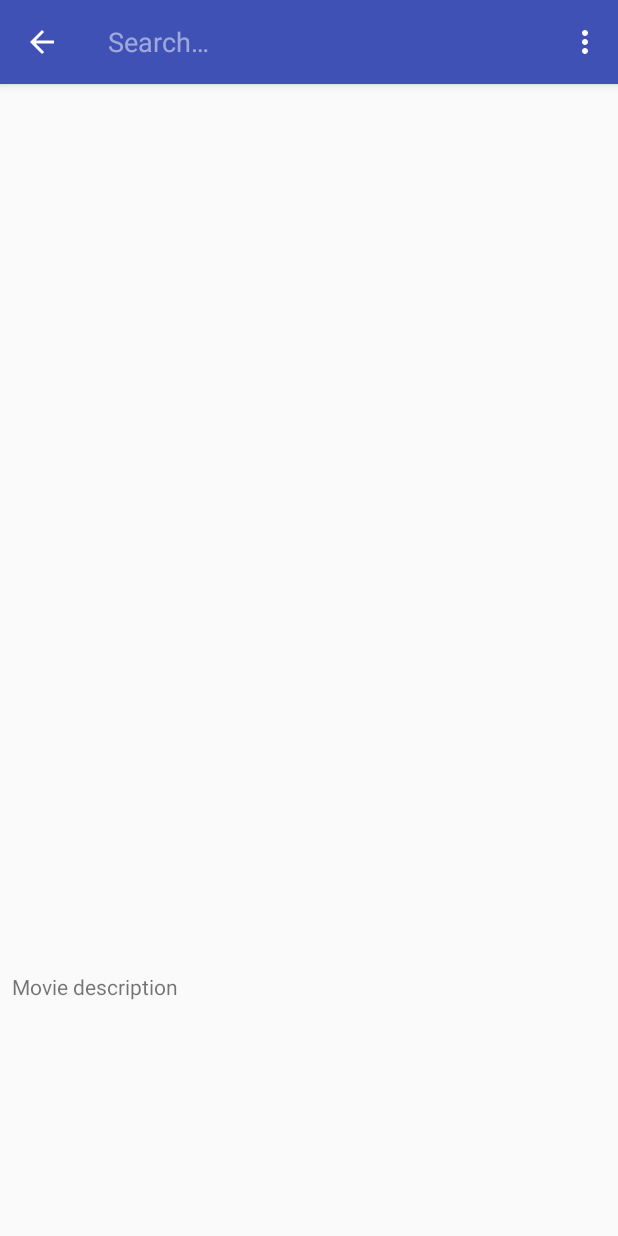
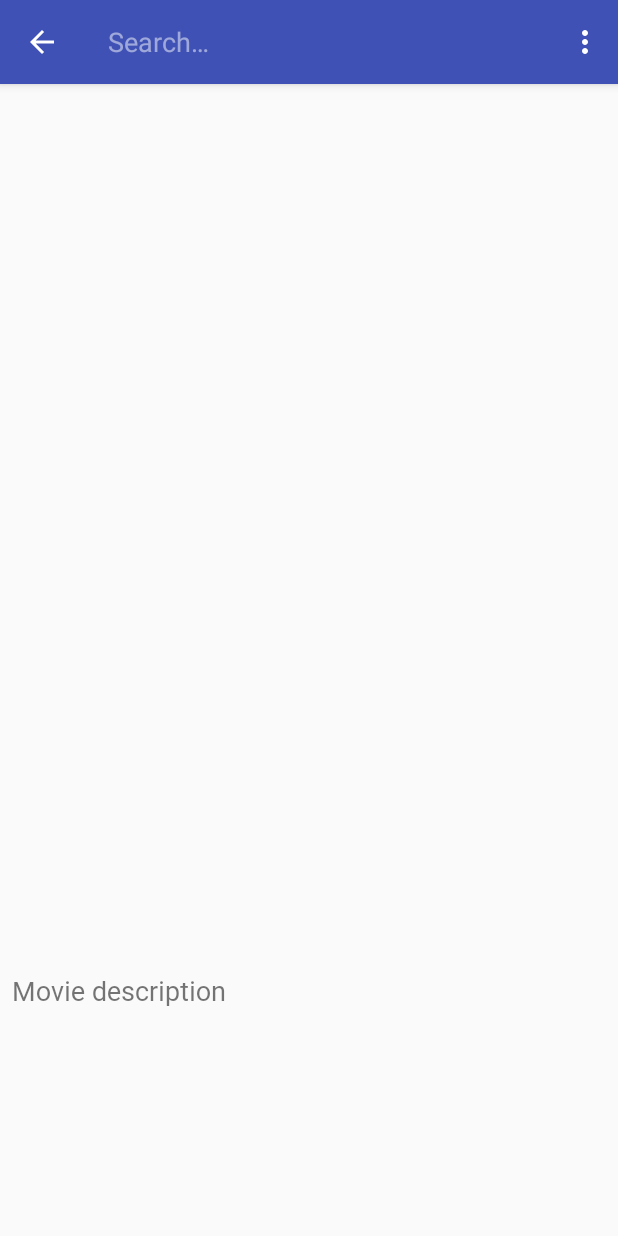
Before and after one commit to gobetti/CodeChallenge-Android, an Android app: the fragment DetailsFragment placed in its activity, after a tap on "Search", on a phone screen of 412 x 824 dp. Run offline under Robolectric (Android 15) with nearby library versions, the phone set to English and light mode, and no system bars; 4 statements that could not run were skipped.

Commit message:
Added custom font family
Keeping font out of public repository for copyright reasons.

```diff
--- a/app/src/main/res/layout/fragment_details.xml
+++ b/app/src/main/res/layout/fragment_details.xml
@@ -24,7 +24,9 @@
         android:layout_marginEnd="8dp"
         android:layout_marginStart="8dp"
         android:layout_marginTop="16dp"
+        android:fontFamily="@font/politica"
         android:text="@string/movie_description"
+        android:textSize="18sp"
         app:layout_constraintEnd_toEndOf="parent"
         app:layout_constraintStart_toStartOf="parent"
         app:layout_constraintTop_toBottomOf="@+id/moviePosterImageView" />
--- a/app/src/main/res/layout/view_movie.xml
+++ b/app/src/main/res/layout/view_movie.xml
@@ -22,11 +22,12 @@
         android:layout_marginEnd="8dp"
         android:layout_marginStart="8dp"
         android:background="@android:color/black"
+        android:ellipsize="end"
+        android:fontFamily="@font/politica_bold"
+        android:maxLines="1"
         android:text="@string/placeholder_movie_title"
         android:textColor="@android:color/white"
         android:textSize="24sp"
-        android:ellipsize="end"
-        android:maxLines="1"
         app:layout_constraintBottom_toBottomOf="parent"
         app:layout_constraintEnd_toEndOf="parent"
         app:layout_constraintStart_toStartOf="parent"
```
Also changed, not shown: app/src/main/res/font-v26/font_family_politica.xml (added, +10 -0 lines), 1 other file.
